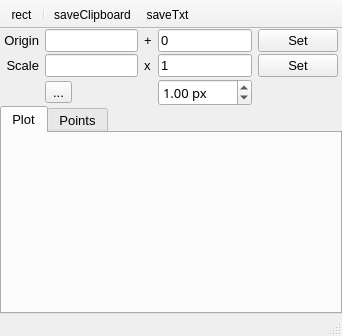
First picture: the form in plugins/Find_peaks/Find_peaks.ui, repository NeutrinoToolkit/Neutrino, before the edit.
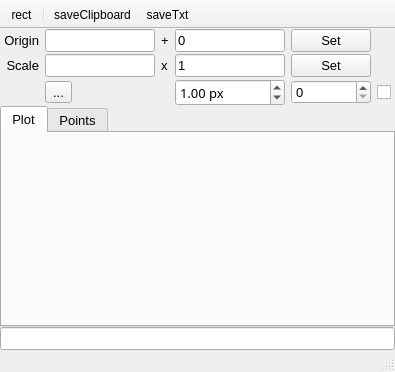
Second picture: the form after the edit. Icons and pictures are not drawn. Custom widgets are drawn as their Qt base class.

```diff
--- a/plugins/Find_peaks/Find_peaks.ui
+++ b/plugins/Find_peaks/Find_peaks.ui
@@ -6,8 +6,8 @@
    <rect>
     <x>0</x>
     <y>0</y>
-    <width>342</width>
-    <height>336</height>
+    <width>395</width>
+    <height>372</height>
    </rect>
   </property>
   <property name="windowTitle">
@@ -23,7 +23,7 @@
    <bool>true</bool>
   </property>
   <widget class="QWidget" name="centralwidget">
-   <layout class="QVBoxLayout" name="verticalLayout" stretch="0,0">
+   <layout class="QVBoxLayout" name="verticalLayout" stretch="0,0,0">
     <property name="spacing">
      <number>0</number>
     </property>
@@ -52,7 +52,7 @@
       <property name="frameShadow">
        <enum>QFrame::Raised</enum>
       </property>
-      <layout class="QGridLayout" name="gridLayout_2" columnstretch="0,0,0,0,0">
+      <layout class="QGridLayout" name="gridLayout_2" columnstretch="0,0,0,0,0,0">
        <property name="leftMargin">
         <number>4</number>
        </property>
@@ -68,18 +68,29 @@
        <property name="verticalSpacing">
         <number>2</number>
        </property>
-       <item row="2" column="1">
-        <widget class="QToolButton" name="direction">
+       <item row="0" column="2">
+        <widget class="QLabel" name="label_3">
          <property name="text">
-          <string>...</string>
+          <string>+</string>
          </property>
-         <property name="icon">
-          <iconset resource="../../../build-neutrinoMaster-Brew-Debug/src/qrc/icons.qrc">
-           <normaloff>:/icons/lineoutH.png</normaloff>
-           <normalon>:/icons/lineoutV.png</normalon>:/icons/lineoutH.png</iconset>
+        </widget>
+       </item>
+       <item row="1" column="2">
+        <widget class="QLabel" name="label_4">
+         <property name="text">
+          <string>x</string>
          </property>
-         <property name="checkable">
-          <bool>true</bool>
+        </widget>
+       </item>
+       <item row="1" column="3">
+        <widget class="QLineEdit" name="scaleOffset">
+         <property name="font">
+          <font>
+           <pointsize>10</pointsize>
+          </font>
+         </property>
+         <property name="text">
+          <string>1</string>
          </property>
          <property name="neutrinoSave" stdset="0">
           <bool>true</bool>
@@ -135,6 +146,18 @@
          </property>
         </widget>
        </item>
+       <item row="0" column="4">
+        <widget class="QPushButton" name="setOrigin">
+         <property name="font">
+          <font>
+           <pointsize>10</pointsize>
+          </font>
+         </property>
+         <property name="text">
+          <string>Set</string>
+         </property>
+        </widget>
+       </item>
        <item row="0" column="0">
         <widget class="QLabel" name="label">
          <property name="font">
@@ -150,6 +173,36 @@
          </property>
         </widget>
        </item>
+       <item row="1" column="4">
+        <widget class="QPushButton" name="setScale">
+         <property name="font">
+          <font>
+           <pointsize>10</pointsize>
+          </font>
+         </property>
+         <property name="text">
+          <string>Set</string>
+         </property>
+        </widget>
+       </item>
+       <item row="2" column="1">
+        <widget class="QToolButton" name="direction">
+         <property name="text">
+          <string>...</string>
+         </property>
+         <property name="icon">
+          <iconset>
+           <normaloff>:/icons/lineoutH.png</normaloff>
+           <normalon>:/icons/lineoutV.png</normalon>:/icons/lineoutH.png</iconset>
+         </property>
+         <property name="checkable">
+          <bool>true</bool>
+         </property>
+         <property name="neutrinoSave" stdset="0">
+          <bool>true</bool>
+         </property>
+        </widget>
+       </item>
        <item row="0" column="1">
         <widget class="QLineEdit" name="origin">
          <property name="font">
@@ -162,18 +215,6 @@
          </property>
         </widget>
        </item>
-       <item row="0" column="4">
-        <widget class="QPushButton" name="setOrigin">
-         <property name="font">
-          <font>
-           <pointsize>10</pointsize>
-          </font>
-         </property>
-         <property name="text">
-          <string>Set</string>
-         </property>
-        </widget>
-       </item>
        <item row="0" column="3">
         <widget class="QLineEdit" name="originOffset">
          <property name="font">
@@ -189,44 +230,25 @@
          </property>
         </widget>
        </item>
-       <item row="1" column="3">
-        <widget class="QLineEdit" name="scaleOffset">
+       <item row="2" column="4">
+        <widget class="QSpinBox" name="order">
          <property name="font">
           <font>
            <pointsize>10</pointsize>
           </font>
          </property>
-         <property name="text">
-          <string>1</string>
-         </property>
          <property name="neutrinoSave" stdset="0">
           <bool>true</bool>
          </property>
         </widget>
        </item>
-       <item row="1" column="4">
-        <widget class="QPushButton" name="setScale">
-         <property name="font">
-          <font>
-           <pointsize>10</pointsize>
-          </font>
-         </property>
+       <item row="2" column="5">
+        <widget class="QCheckBox" name="transpose">
          <property name="text">
-          <string>Set</string>
+          <string/>
          </property>
-        </widget>
-       </item>
-       <item row="0" column="2">
-        <widget class="QLabel" name="label_3">
-         <property name="text">
-          <string>+</string>
-         </property>
-        </widget>
-       </item>
-       <item row="1" column="2">
-        <widget class="QLabel" name="label_4">
-         <property name="text">
-          <string>x</string>
+         <property name="neutrinoSave" stdset="0">
+          <bool>true</bool>
          </property>
         </widget>
        </item>
@@ -317,6 +339,18 @@
       </widget>
      </widget>
     </item>
+    <item>
+     <widget class="QLineEdit" name="coeff">
+      <property name="font">
+       <font>
+        <pointsize>10</pointsize>
+       </font>
+      </property>
+      <property name="readOnly">
+       <bool>true</bool>
+      </property>
+     </widget>
+    </item>
    </layout>
   </widget>
   <widget class="QToolBar" name="toolBar">
```
Left out of the diff: 8 changed lines with no effect on the pictures.
